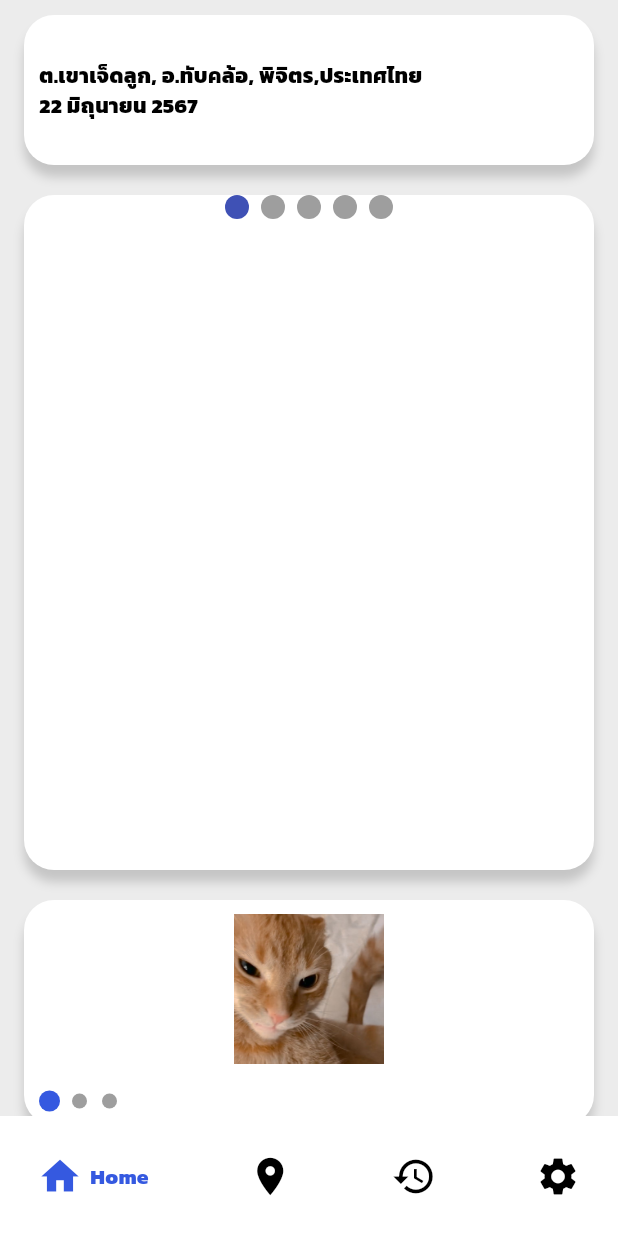
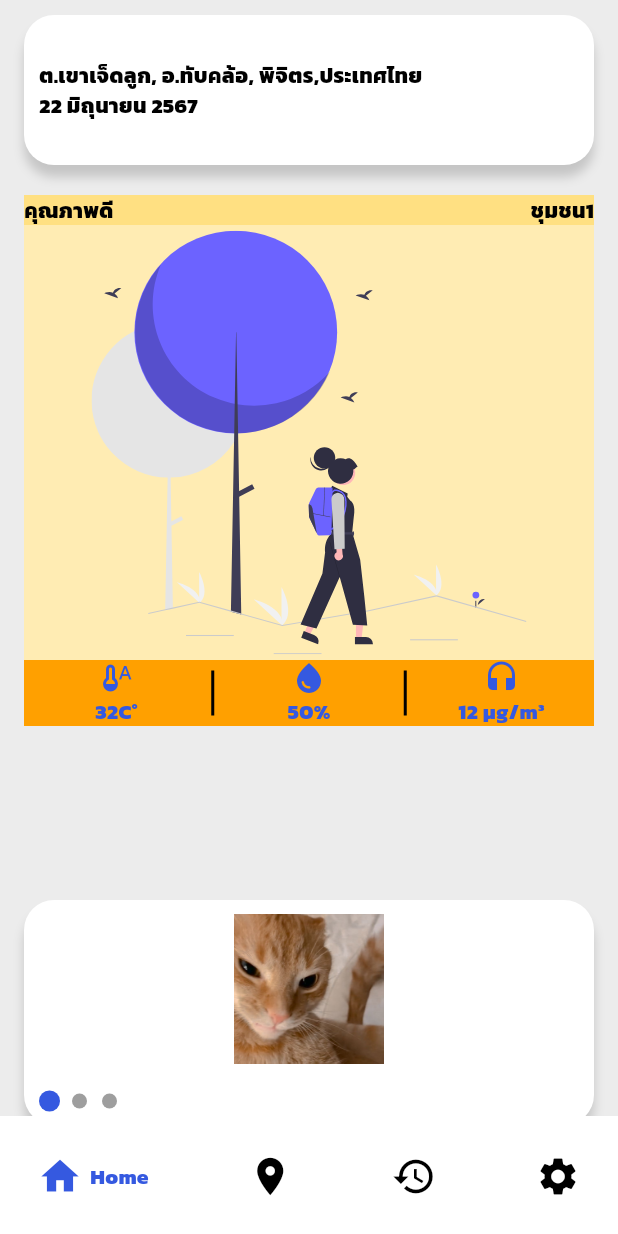
Before and after one commit to Aphiwatch/smart_city_app, a Flutter app: the screen it shows after launch, on a phone screen of 412 x 824 dp. Run offline on Flutter 3.47's test engine with Material 3 defaults, Android fonts, the phone set to English and light mode, and no system bars; drawn by our look-alikes of carousel_slider, google_nav_bar, smooth_page_indicator; our stand-ins replace flutter_svg.

Commit message:
add_widget_to_colum

```diff
--- a/lib/page/allcity.dart
+++ b/lib/page/allcity.dart
@@ -1,5 +1,5 @@
 import 'package:flutter/material.dart';
-// import 'package:flutter_svg/svg.dart';
+import 'package:flutter_svg/svg.dart';
 
 class AllCity extends StatefulWidget {
   const AllCity({super.key});
@@ -14,113 +14,94 @@ class _AllCityState extends State<AllCity> {
 
   @override
   Widget build(BuildContext context) {
-    return Container();
+    return Column(
+      children: [
+        Container(
+          color: Colors.amber.shade200,
+          // margin: const EdgeInsets.all(10),
+          child: const Row(
+            mainAxisAlignment: MainAxisAlignment.spaceBetween,
+            children: [
+              Text("คุณภาพดี"),
+              Text("ชุมชน1"),
+            ],
+          ),
+        ),
+        Container(
+          color: Colors.amber.shade100,
+          // margin: const EdgeInsets.symmetric(horizontal: 10),
+          alignment: Alignment.center,
+          child: SizedBox(
+              height: 290,
+              width: 290,
+              child:
+                  SvgPicture.asset('assets/images/undraw_hiking_re_k0bc.svg')),
+        ),
+        Container(
+          color: Colors.amber.shade700,
+          // margin: const EdgeInsets.symmetric(vertical: 10, horizontal: 10),
+          child: const Row(children: [
+            Expanded(
+              child: Column(
+                children: [
+                  Icon(
+                    Icons.thermostat_auto,
+                    color: Color(0xFF3559E0),
+                  ),
+                  Text(
+                    "32C°",
+                    style: TextStyle(color: Color(0xFF3559E0)),
+                  ),
+                ],
+              ),
+            ),
+            SizedBox(
+              width: 5,
+              height: 30,
+              child: VerticalDivider(
+                thickness: 2,
+                color: Colors.black,
+              ),
+            ),
+            Expanded(
+              child: Column(
+                children: [
+                  Icon(
+                    Icons.water_drop,
+                    color: Color(0xFF3559E0),
+                  ),
+                  Text(
+                    "50%",
+                    style: TextStyle(color: Color(0xFF3559E0)),
+                  ),
+                ],
+              ),
+            ),
+            SizedBox(
+              width: 5,
+              height: 30,
+              child: VerticalDivider(
+                thickness: 2,
+                color: Colors.black,
+              ),
+            ),
+            Expanded(
+              child: Column(
+                children: [
+                  Icon(
+                    Icons.headset,
+                    color: Color(0xFF3559E0),
+                  ),
+                  Text(
+                    "12 μg/m³",
+                    style: TextStyle(color: Color(0xFF3559E0)),
+                  ),
+                ],
+              ),
+            ),
+          ]),
+        ),
+      ],
+    );
   }
 }
-// PageView(
-//           children: [
-//             Container(
-//               color: Colors.amber,
-//               child: Column(
-//                 children: [
-//                   Column(
-//                     children: [
-//                       Container(
-//                         color: Colors.amber.shade200,
-//                         margin: const EdgeInsets.all(10),
-//                         child: const Row(
-//                           mainAxisAlignment:
-//                               MainAxisAlignment.spaceBetween,
-//                           children: [
-//                             Text("คุณภาพดี"),
-//                             Text("ชุมชน1"),
-//                           ],
-//                         ),
-//                       ),
-//                       Container(
-//                         color: Colors.amber.shade100,
-//                         margin:
-//                             const EdgeInsets.symmetric(horizontal: 10),
-//                         alignment: Alignment.center,
-//                         child: SizedBox(
-//                             height: 290,
-//                             width: 290,
-//                             child: SvgPicture.asset(
-//                                 'assets/images/undraw_hiking_re_k0bc.svg')),
-//                       ),
-//                       Container(
-//                         color: Colors.amber.shade700,
-//                         margin: const EdgeInsets.symmetric(
-//                             vertical: 10, horizontal: 10),
-//                         child: const Row(children: [
-//                           Expanded(
-//                             child: Column(
-//                               children: [
-//                                 Icon(
-//                                   Icons.thermostat_auto,
-//                                   color: Color(0xFF3559E0),
-//                                 ),
-//                                 Text(
-//                                   "32C°",
-//                                   style:
-//                                       TextStyle(color: Color(0xFF3559E0)),
-//                                 ),
-//                               ],
-//                             ),
-//                           ),
-//                           SizedBox(
-//                             width: 5,
-//                             height: 30,
-//                             child: VerticalDivider(
-//                               thickness: 2,
-//                               color: Colors.black,
-//                             ),
-//                           ),
-//                           Expanded(
-//                             child: Column(
-//                               children: [
-//                                 Icon(
-//                                   Icons.water_drop,
-//                                   color: Color(0xFF3559E0),
-//                                 ),
-//                                 Text(
-//                                   "50%",
-//                                   style:
-//                                       TextStyle(color: Color(0xFF3559E0)),
-//                                 ),
-//                               ],
-//                             ),
-//                           ),
-//                           SizedBox(
-//                             width: 5,
-//                             height: 30,
-//                             child: VerticalDivider(
-//                               thickness: 2,
-//                               color: Colors.black,
-//                             ),
-//                           ),
-//                           Expanded(
-//                             child: Column(
-//                               children: [
-//                                 Icon(
-//                                   Icons.headset,
-//                                   color: Color(0xFF3559E0),
-//                                 ),
-//                                 Text(
-//                                   "12 μg/m³",
-//                                   style:
-//                                       TextStyle(color: Color(0xFF3559E0)),
-//                                 ),
-//                               ],
-//                             ),
-//                           ),
-//                         ]),
-//                       ),
-//                     ],
-//                   ),
-//                 ],
-//               ),
-//             ),
-
-//           ],
-//     );
--- a/lib/page/home.dart
+++ b/lib/page/home.dart
@@ -3,7 +3,7 @@ import 'package:flutter_application_1/page/allcity.dart';
 import 'package:flutter_application_1/utils/theme/custom_themes/image_slideshow.dart';
 // import 'package:flutter_svg/svg.dart';
 import 'package:google_nav_bar/google_nav_bar.dart';
-import 'package:smooth_page_indicator/smooth_page_indicator.dart';
+
 // import 'package:flutter_application_1/utils/theme/custom_themes/text_theme.dart';
 // import 'package:flutter_svg/flutter_svg.dart';
 class HomePage extends StatefulWidget {
@@ -53,23 +53,22 @@ class _HomePageState extends State<HomePage> {
               ),
             ),
             Container(
-              decoration: BoxDecoration(
-                  color: const Color(0xFFFFFFFF),
-                  borderRadius: BorderRadius.circular(20),
-                  boxShadow: [
-                    BoxShadow(
-                      color: Colors.grey.withOpacity(0.5),
-                      blurRadius: 5,
-                      offset: const Offset(0, 8),
-                    )
-                  ]),
+              // decoration: BoxDecoration(
+              //     color: const Color(0xFFFFFFFF),
+              //     borderRadius: BorderRadius.circular(20),
+              //     boxShadow: [
+              //       BoxShadow(
+              //         color: Colors.grey.withOpacity(0.5),
+              //         blurRadius: 5,
+              //         offset: const Offset(0, 8),
+              //       )
+              //     ]),
               margin: const EdgeInsets.all(10),
               height: 450,
               width: 380,
-              child:  Column(
+              child: Column(
                 children: [
-                  const AllCity(),
-                  SmoothPageIndicator(controller: controller, count: 5)
+                  AllCity(),
                 ],
               ),
             ),
```
